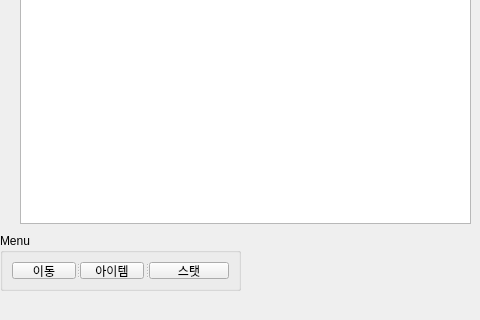
First picture: the form in dungeon.ui, repository ralph0830/python-dungeon, before the edit; both pictures show x 0 to 480 and y 160 to 480 of the 640 by 480 pixel window.
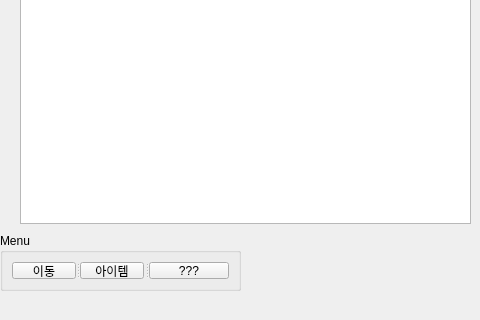
Second picture: the form after the edit. Icons and pictures are not drawn.

Patch:
```diff
--- a/dungeon.ui
+++ b/dungeon.ui
@@ -95,7 +95,7 @@
        </widget>
        <widget class="QPushButton" name="btn_stat">
         <property name="text">
-         <string>스탯</string>
+         <string>???</string>
         </property>
        </widget>
       </widget>
```
Left out of the diff: 2 changed lines with no effect on the pictures.
